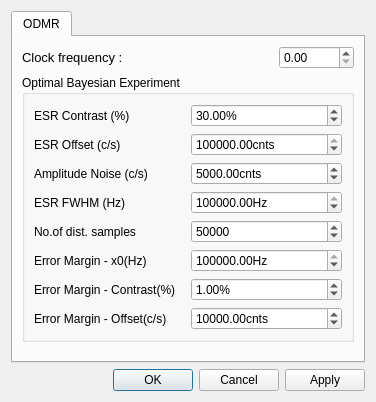
The window that gui/bay_opt_odmr/ui_odmr_settings.ui (sriharijayaram5/qudi) describes before a commit, drawn with Qt 5.
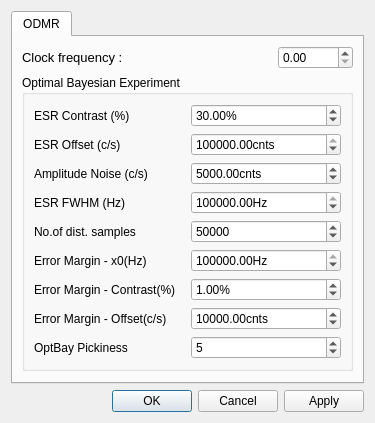
The same window after the commit. Custom widgets are drawn as their Qt base class.

Commit message: pickiness for bayopt routines included in settings

The edit to the form file:
```diff
--- a/gui/bay_opt_odmr/ui_odmr_settings.ui
+++ b/gui/bay_opt_odmr/ui_odmr_settings.ui
@@ -9,8 +9,8 @@
    <rect>
     <x>0</x>
     <y>0</y>
-    <width>376</width>
-    <height>402</height>
+    <width>375</width>
+    <height>405</height>
    </rect>
   </property>
   <property name="windowTitle">
@@ -23,19 +23,44 @@
       <attribute name="title">
        <string>ODMR</string>
       </attribute>
-      <layout class="QGridLayout" name="gridLayout">
-       <item row="2" column="0">
-        <spacer name="verticalSpacer">
-         <property name="orientation">
-          <enum>Qt::Vertical</enum>
-         </property>
-         <property name="sizeHint" stdset="0">
-          <size>
-           <width>20</width>
-           <height>40</height>
-          </size>
-         </property>
-        </spacer>
+      <layout class="QGridLayout" name="gridLayout_3">
+       <item row="0" column="0">
+        <layout class="QHBoxLayout" name="horizontalLayout">
+         <item>
+          <widget class="QLabel" name="label_2">
+           <property name="font">
+            <font>
+             <pointsize>10</pointsize>
+            </font>
+           </property>
+           <property name="toolTip">
+            <string>That is the inverse time how long the scanner stays at the desired frequency and counts.</string>
+           </property>
+           <property name="text">
+            <string>Clock frequency :</string>
+           </property>
+          </widget>
+         </item>
+         <item>
+          <widget class="QDoubleSpinBox" name="clock_frequency_DoubleSpinBox">
+           <property name="sizePolicy">
+            <sizepolicy hsizetype="Expanding" vsizetype="Fixed">
+             <horstretch>0</horstretch>
+             <verstretch>0</verstretch>
+            </sizepolicy>
+           </property>
+           <property name="maximumSize">
+            <size>
+             <width>75</width>
+             <height>16777215</height>
+            </size>
+           </property>
+           <property name="maximum">
+            <double>100000.000000000000000</double>
+           </property>
+          </widget>
+         </item>
+        </layout>
        </item>
        <item row="1" column="0">
         <widget class="QGroupBox" name="optBay_groupBox">
@@ -45,26 +70,23 @@
          <property name="checkable">
           <bool>false</bool>
          </property>
-         <layout class="QGridLayout" name="gridLayout_3">
-          <item row="2" column="0">
-           <layout class="QHBoxLayout" name="horizontalLayout_12">
+         <layout class="QGridLayout" name="gridLayout">
+          <item row="0" column="0">
+           <layout class="QHBoxLayout" name="horizontalLayout_10">
             <item>
-             <widget class="QLabel" name="label_17">
+             <widget class="QLabel" name="label_15">
               <property name="text">
-               <string>Amplitude Noise (c/s)</string>
+               <string>ESR Contrast (%)</string>
               </property>
              </widget>
             </item>
             <item>
-             <widget class="ScienDSpinBox" name="esr_noise_SpinBox">
+             <widget class="ScienDSpinBox" name="esr_contrast_SpinBox">
               <property name="suffix">
-               <string>cnts</string>
-              </property>
-              <property name="maximum">
-               <double>10000000000000000000000.000000000000000</double>
+               <string>%</string>
               </property>
               <property name="value">
-               <double>5000.000000000000000</double>
+               <double>30.000000000000000</double>
               </property>
              </widget>
             </item>
@@ -94,22 +116,25 @@
             </item>
            </layout>
           </item>
-          <item row="0" column="0">
-           <layout class="QHBoxLayout" name="horizontalLayout_10">
+          <item row="2" column="0">
+           <layout class="QHBoxLayout" name="horizontalLayout_12">
             <item>
-             <widget class="QLabel" name="label_15">
+             <widget class="QLabel" name="label_17">
               <property name="text">
-               <string>ESR Contrast (%)</string>
+               <string>Amplitude Noise (c/s)</string>
               </property>
              </widget>
             </item>
             <item>
-             <widget class="ScienDSpinBox" name="esr_contrast_SpinBox">
+             <widget class="ScienDSpinBox" name="esr_noise_SpinBox">
               <property name="suffix">
-               <string>%</string>
+               <string>cnts</string>
+              </property>
+              <property name="maximum">
+               <double>10000000000000000000000.000000000000000</double>
               </property>
               <property name="value">
-               <double>30.000000000000000</double>
+               <double>5000.000000000000000</double>
               </property>
              </widget>
             </item>
@@ -166,27 +191,6 @@
             </item>
            </layout>
           </item>
-          <item row="6" column="0">
-           <layout class="QHBoxLayout" name="horizontalLayout_20">
-            <item>
-             <widget class="QLabel" name="label_23">
-              <property name="text">
-               <string>Error Margin - Contrast(%)</string>
-              </property>
-             </widget>
-            </item>
-            <item>
-             <widget class="ScienDSpinBox" name="esr_errorMarginContrast_SpinBox">
-              <property name="suffix">
-               <string>%</string>
-              </property>
-              <property name="value">
-               <double>1.000000000000000</double>
-              </property>
-             </widget>
-            </item>
-           </layout>
-          </item>
           <item row="5" column="0">
            <layout class="QHBoxLayout" name="horizontalLayout_19">
             <item>
@@ -211,6 +215,27 @@
             </item>
            </layout>
           </item>
+          <item row="6" column="0">
+           <layout class="QHBoxLayout" name="horizontalLayout_20">
+            <item>
+             <widget class="QLabel" name="label_23">
+              <property name="text">
+               <string>Error Margin - Contrast(%)</string>
+              </property>
+             </widget>
+            </item>
+            <item>
+             <widget class="ScienDSpinBox" name="esr_errorMarginContrast_SpinBox">
+              <property name="suffix">
+               <string>%</string>
+              </property>
+              <property name="value">
+               <double>1.000000000000000</double>
+              </property>
+             </widget>
+            </item>
+           </layout>
+          </item>
           <item row="7" column="0">
            <layout class="QHBoxLayout" name="horizontalLayout_30">
             <item>
@@ -235,46 +260,42 @@
             </item>
            </layout>
           </item>
+          <item row="8" column="0">
+           <layout class="QHBoxLayout" name="horizontalLayout_32">
+            <item>
+             <widget class="QLabel" name="label_30">
+              <property name="text">
+               <string>OptBay Pickiness</string>
+              </property>
+             </widget>
+            </item>
+            <item>
+             <widget class="QSpinBox" name="esr_OptBay_Pickiness_SpinBox">
+              <property name="maximum">
+               <number>20</number>
+              </property>
+              <property name="value">
+               <number>5</number>
+              </property>
+             </widget>
+            </item>
+           </layout>
+          </item>
          </layout>
         </widget>
        </item>
-       <item row="0" column="0">
-        <layout class="QHBoxLayout" name="horizontalLayout">
-         <item>
-          <widget class="QLabel" name="label_2">
-           <property name="font">
-            <font>
-             <pointsize>10</pointsize>
-            </font>
-           </property>
-           <property name="toolTip">
-            <string>That is the inverse time how long the scanner stays at the desired frequency and counts.</string>
-           </property>
-           <property name="text">
-            <string>Clock frequency :</string>
-           </property>
-          </widget>
-         </item>
-         <item>
-          <widget class="QDoubleSpinBox" name="clock_frequency_DoubleSpinBox">
-           <property name="sizePolicy">
-            <sizepolicy hsizetype="Expanding" vsizetype="Fixed">
-             <horstretch>0</horstretch>
-             <verstretch>0</verstretch>
-            </sizepolicy>
-           </property>
-           <property name="maximumSize">
-            <size>
-             <width>75</width>
-             <height>16777215</height>
-            </size>
-           </property>
-           <property name="maximum">
-            <double>100000.000000000000000</double>
-           </property>
-          </widget>
-         </item>
-        </layout>
+       <item row="2" column="0">
+        <spacer name="verticalSpacer">
+         <property name="orientation">
+          <enum>Qt::Vertical</enum>
+         </property>
+         <property name="sizeHint" stdset="0">
+          <size>
+           <width>20</width>
+           <height>40</height>
+          </size>
+         </property>
+        </spacer>
        </item>
       </layout>
      </widget>
```
The commit also changes 5 other files.
